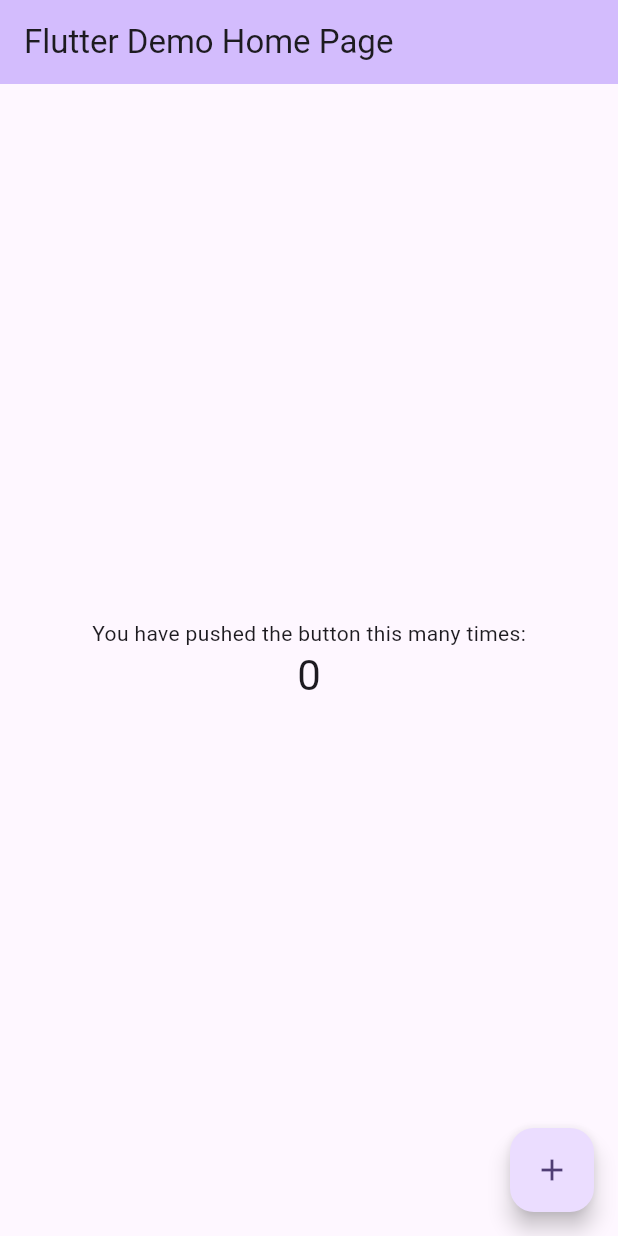
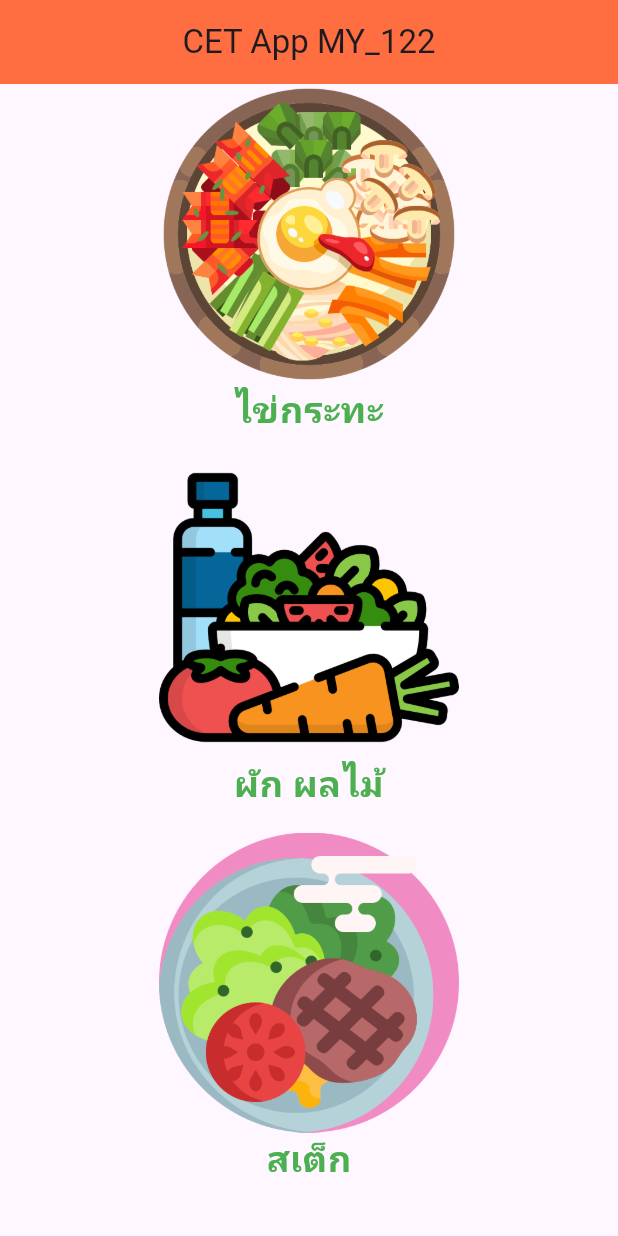
Before and after one commit to ihnum/workshop2_122, a Flutter app: the screen it shows after launch, on a phone screen of 412 x 824 dp. Run offline on Flutter 3.47's test engine with Material 3 defaults, Android fonts, the phone set to English and light mode, and no system bars.

Commit message:
first commit

```diff
--- /dev/null
+++ b/lib/Screen/home.dart
@@ -0,0 +1,52 @@
+import 'package:flutter/material.dart';
+
+class Home extends StatelessWidget {
+  const Home({super.key});
+
+  @override
+  Widget build(BuildContext context) {
+    return Column(
+      mainAxisAlignment: MainAxisAlignment.start,
+      crossAxisAlignment: CrossAxisAlignment.stretch,
+
+      children:[
+        Image.asset(
+          'assets/images/1.png',
+          width: 200,
+          height: 200,
+        ),
+        const Text(
+          'ไข่กระทะ',
+          style: TextStyle(fontSize: 24, fontWeight: FontWeight.bold,color: Colors.green),
+          textAlign: TextAlign.center,
+        ),
+        const SizedBox(height: 15),
+
+        Image.asset(
+          'assets/images/2.png',
+          width: 200,
+          height: 200,
+        ),
+        const Text(
+          'ผัก ผลไม้',
+          style: TextStyle(fontSize: 24, fontWeight: FontWeight.bold,color: Colors.green),
+          textAlign: TextAlign.center,
+        ),
+        const SizedBox(height: 15),
+
+        Image.asset(
+          'assets/images/3.png',
+          width: 200,
+          height: 200,
+        ),
+        const Text(
+          'สเต็ก',
+          style: TextStyle(fontSize: 24, fontWeight: FontWeight.bold,color: Colors.green),
+          textAlign: TextAlign.center,
+        ),
+        const SizedBox(height: 15),
+
+      ],
+    );
+  }
+}
--- a/lib/main.dart
+++ b/lib/main.dart
@@ -1,122 +1,16 @@
 import 'package:flutter/material.dart';
 
+import 'Screen/home.dart';
+
 void main() {
-  runApp(const MyApp());
+  runApp(MaterialApp(
+      home: Scaffold(
+        appBar: AppBar(
+          title:const Text('CET App MY_122'),
+          backgroundColor: Colors.deepOrangeAccent,
+          centerTitle: true,
+        ),
+        body: Home(),
+      ),
+    ),);
 }
-
-class MyApp extends StatelessWidget {
-  const MyApp({super.key});
-
-  // This widget is the root of your application.
-  @override
-  Widget build(BuildContext context) {
-    return MaterialApp(
-      title: 'Flutter Demo',
-      theme: ThemeData(
-        // This is the theme of your application.
-        //
-        // TRY THIS: Try running your application with "flutter run". You'll see
-        // the application has a purple toolbar. Then, without quitting the app,
-        // try changing the seedColor in the colorScheme below to Colors.green
-        // and then invoke "hot reload" (save your changes or press the "hot
-        // reload" button in a Flutter-supported IDE, or press "r" if you used
-        // the command line to start the app).
-        //
-        // Notice that the counter didn't reset back to zero; the application
-        // state is not lost during the reload. To reset the state, use hot
-        // restart instead.
-        //
-        // This works for code too, not just values: Most code changes can be
-        // tested with just a hot reload.
-        colorScheme: .fromSeed(seedColor: Colors.deepPurple),
-      ),
-      home: const MyHomePage(title: 'Flutter Demo Home Page'),
-    );
-  }
-}
-
-class MyHomePage extends StatefulWidget {
-  const MyHomePage({super.key, required this.title});
-
-  // This widget is the home page of your application. It is stateful, meaning
-  // that it has a State object (defined below) that contains fields that affect
-  // how it looks.
-
-  // This class is the configuration for the state. It holds the values (in this
-  // case the title) provided by the parent (in this case the App widget) and
-  // used by the build method of the State. Fields in a Widget subclass are
-  // always marked "final".
-
-  final String title;
-
-  @override
-  State<MyHomePage> createState() => _MyHomePageState();
-}
-
-class _MyHomePageState extends State<MyHomePage> {
-  int _counter = 0;
-
-  void _incrementCounter() {
-    setState(() {
-      // This call to setState tells the Flutter framework that something has
-      // changed in this State, which causes it to rerun the build method below
-      // so that the display can reflect the updated values. If we changed
-      // _counter without calling setState(), then the build method would not be
-      // called again, and so nothing would appear to happen.
-      _counter++;
-    });
-  }
-
-  @override
-  Widget build(BuildContext context) {
-    // This method is rerun every time setState is called, for instance as done
-    // by the _incrementCounter method above.
-    //
-    // The Flutter framework has been optimized to make rerunning build methods
-    // fast, so that you can just rebuild anything that needs updating rather
-    // than having to individually change instances of widgets.
-    return Scaffold(
-      appBar: AppBar(
-        // TRY THIS: Try changing the color here to a specific color (to
-        // Colors.amber, perhaps?) and trigger a hot reload to see the AppBar
-        // change color while the other colors stay the same.
-        backgroundColor: Theme.of(context).colorScheme.inversePrimary,
-        // Here we take the value from the MyHomePage object that was created by
-        // the App.build method, and use it to set our appbar title.
-        title: Text(widget.title),
-      ),
-      body: Center(
-        // Center is a layout widget. It takes a single child and positions it
-        // in the middle of the parent.
-        child: Column(
-          // Column is also a layout widget. It takes a list of children and
-          // arranges them vertically. By default, it sizes itself to fit its
-          // children horizontally, and tries to be as tall as its parent.
-          //
-          // Column has various properties to control how it sizes itself and
-          // how it positions its children. Here we use mainAxisAlignment to
-          // center the children vertically; the main axis here is the vertical
-          // axis because Columns are vertical (the cross axis would be
-          // horizontal).
-          //
-          // TRY THIS: Invoke "debug painting" (choose the "Toggle Debug Paint"
-          // action in the IDE, or press "p" in the console), to see the
-          // wireframe for each widget.
-          mainAxisAlignment: .center,
-          children: [
-            const Text('You have pushed the button this many times:'),
-            Text(
-              '$_counter',
-              style: Theme.of(context).textTheme.headlineMedium,
-            ),
-          ],
-        ),
-      ),
-      floatingActionButton: FloatingActionButton(
-        onPressed: _incrementCounter,
-        tooltip: 'Increment',
-        child: const Icon(Icons.add),
-      ),
-    );
-  }
-}
--- a/pubspec.yaml
+++ b/pubspec.yaml
@@ -56,6 +56,8 @@ flutter:
   # included with your application, so that you can use the icons in
   # the material Icons class.
   uses-material-design: true
+  assets:
+    - assets/images/
 
   # To add assets to your application, add an assets section, like this:
   # assets:
```
Also changed, not shown: assets/images/1.png (added), assets/images/2.png (added), assets/images/3.png (added), assets/images/4.png (added), assets/images/5.png (added), assets/images/6.png (added), assets/images/7.png (added).
